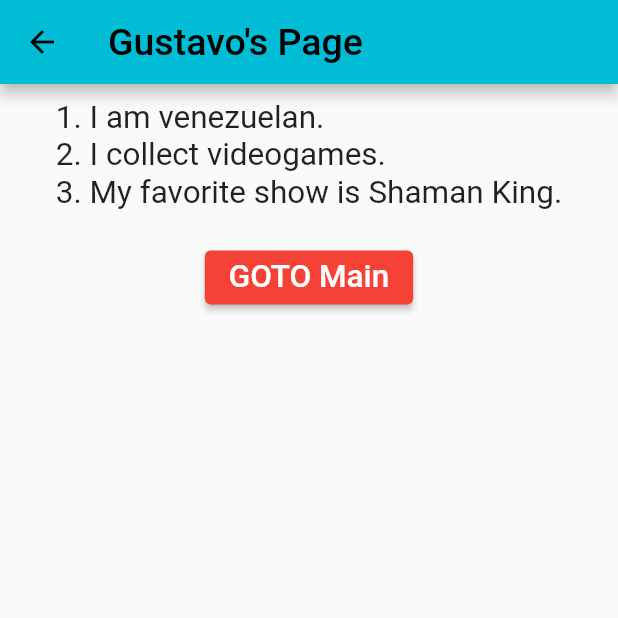
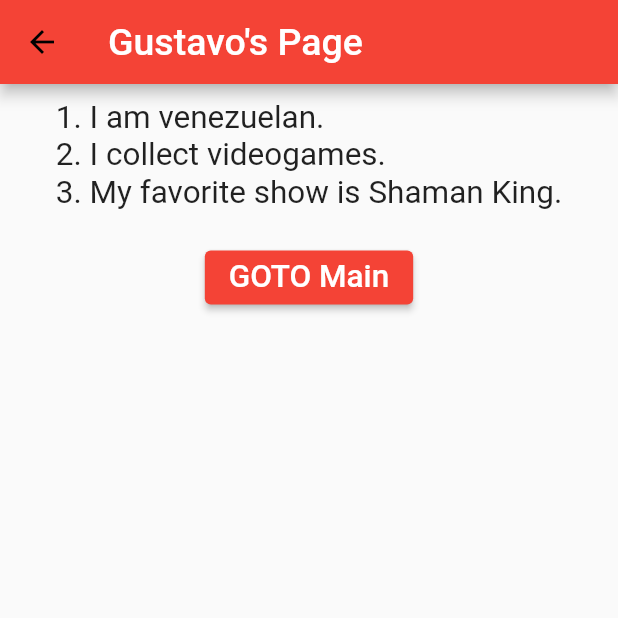
Before and after one commit to shaolin-diamonds/Group1_A3, a Flutter app: the gustavospage screen opened directly, on a phone screen of 412 x 824 dp, the top half of it. Run offline on Flutter 3.47's test engine with Material 2 defaults, Android fonts, the phone set to English and light mode, and no system bars.

Commit message:
Update gustavospage.dart

```diff
--- a/lib/gustavosfolder/gustavospage.dart
+++ b/lib/gustavosfolder/gustavospage.dart
@@ -17,7 +17,9 @@ class gustavospage extends StatelessWidget {
   Widget build(BuildContext context) {
     return Scaffold(
       appBar: AppBar(
-        title: const Text('Gustavo\'s Page', style: TextStyle(fontSize: 25)),
+        backgroundColor: Colors.red,
+        title: const Text('Gustavo\'s Page',
+            style: TextStyle(fontSize: 25, color: Colors.white)),
       ),
       body: Center(
         child: Column(
```
